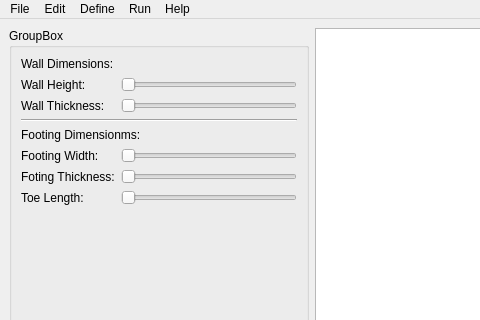
First picture: the form in Main/UI/main_window.ui, repository halledega/Retain, before the edit; both pictures show x 0 to 480 and y 0 to 320 of the 1000 by 800 pixel window.
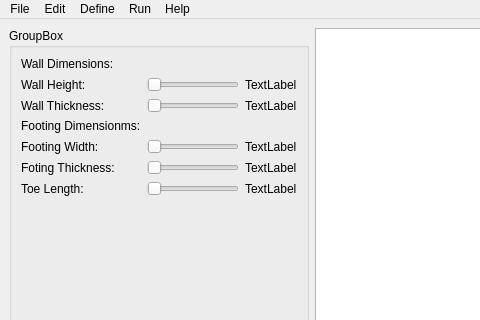
Second picture: the form after the edit.

```diff
--- a/Main/UI/main_window.ui
+++ b/Main/UI/main_window.ui
@@ -18,8 +18,8 @@
   </property>
   <property name="maximumSize">
    <size>
-    <width>1000</width>
-    <height>800</height>
+    <width>99999</width>
+    <height>99999</height>
    </size>
   </property>
   <property name="windowTitle">
@@ -44,35 +44,7 @@
       <property name="title">
        <string>GroupBox</string>
       </property>
-      <layout class="QFormLayout" name="formLayout">
-       <item row="1" column="1">
-        <widget class="QSlider" name="hs_wall_height">
-         <property name="orientation">
-          <enum>Qt::Orientation::Horizontal</enum>
-         </property>
-        </widget>
-       </item>
-       <item row="1" column="0">
-        <widget class="QLabel" name="label">
-         <property name="text">
-          <string>Wall Height:</string>
-         </property>
-        </widget>
-       </item>
-       <item row="2" column="0">
-        <widget class="QLabel" name="label_2">
-         <property name="text">
-          <string>Wall Thickness:</string>
-         </property>
-        </widget>
-       </item>
-       <item row="2" column="1">
-        <widget class="QSlider" name="hs_wall_thickness">
-         <property name="orientation">
-          <enum>Qt::Orientation::Horizontal</enum>
-         </property>
-        </widget>
-       </item>
+      <layout class="QGridLayout" name="gridLayout">
        <item row="5" column="0">
         <widget class="QLabel" name="label_3">
          <property name="text">
@@ -80,24 +52,10 @@
          </property>
         </widget>
        </item>
-       <item row="5" column="1">
-        <widget class="QSlider" name="hs_footing_width">
-         <property name="orientation">
-          <enum>Qt::Orientation::Horizontal</enum>
-         </property>
-        </widget>
-       </item>
-       <item row="6" column="0">
-        <widget class="QLabel" name="label_4">
+       <item row="0" column="0">
+        <widget class="QLabel" name="label_6">
          <property name="text">
-          <string>Foting Thickness:</string>
-         </property>
-        </widget>
-       </item>
-       <item row="6" column="1">
-        <widget class="QSlider" name="hs_footing_thickness">
-         <property name="orientation">
-          <enum>Qt::Orientation::Horizontal</enum>
+          <string>Wall Dimensions:</string>
          </property>
         </widget>
        </item>
@@ -108,34 +66,159 @@
          </property>
         </widget>
        </item>
-       <item row="7" column="1">
-        <widget class="QSlider" name="hs_toe_length">
-         <property name="orientation">
-          <enum>Qt::Orientation::Horizontal</enum>
+       <item row="2" column="0">
+        <widget class="QLabel" name="label_2">
+         <property name="text">
+          <string>Wall Thickness:</string>
          </property>
         </widget>
        </item>
-       <item row="3" column="0" colspan="2">
-        <widget class="Line" name="line">
-         <property name="orientation">
-          <enum>Qt::Orientation::Horizontal</enum>
-         </property>
-        </widget>
-       </item>
-       <item row="0" column="0" colspan="2">
-        <widget class="QLabel" name="label_6">
+       <item row="1" column="0">
+        <widget class="QLabel" name="label">
          <property name="text">
-          <string>Wall Dimensions:</string>
+          <string>Wall Height:</string>
          </property>
         </widget>
        </item>
-       <item row="4" column="0" colspan="2">
+       <item row="3" column="0">
         <widget class="QLabel" name="label_7">
          <property name="text">
           <string>Footing Dimensionms:</string>
          </property>
         </widget>
        </item>
+       <item row="6" column="0">
+        <widget class="QLabel" name="label_4">
+         <property name="text">
+          <string>Foting Thickness:</string>
+         </property>
+        </widget>
+       </item>
+       <item row="8" column="0" colspan="3">
+        <spacer name="verticalSpacer">
+         <property name="orientation">
+          <enum>Qt::Orientation::Vertical</enum>
+         </property>
+         <property name="sizeHint" stdset="0">
+          <size>
+           <width>20</width>
+           <height>40</height>
+          </size>
+         </property>
+        </spacer>
+       </item>
+       <item row="7" column="1">
+        <widget class="QSlider" name="hs_toe_length">
+         <property name="maximum">
+          <number>5000</number>
+         </property>
+         <property name="singleStep">
+          <number>150</number>
+         </property>
+         <property name="orientation">
+          <enum>Qt::Orientation::Horizontal</enum>
+         </property>
+        </widget>
+       </item>
+       <item row="7" column="2">
+        <widget class="QLabel" name="tl_toe_length">
+         <property name="text">
+          <string>TextLabel</string>
+         </property>
+        </widget>
+       </item>
+       <item row="6" column="1">
+        <widget class="QSlider" name="hs_footing_thickness">
+         <property name="minimum">
+          <number>250</number>
+         </property>
+         <property name="maximum">
+          <number>1000</number>
+         </property>
+         <property name="singleStep">
+          <number>50</number>
+         </property>
+         <property name="orientation">
+          <enum>Qt::Orientation::Horizontal</enum>
+         </property>
+        </widget>
+       </item>
+       <item row="6" column="2">
+        <widget class="QLabel" name="tl_footing_thickness">
+         <property name="text">
+          <string>TextLabel</string>
+         </property>
+        </widget>
+       </item>
+       <item row="5" column="1">
+        <widget class="QSlider" name="hs_footing_width">
+         <property name="minimum">
+          <number>600</number>
+         </property>
+         <property name="maximum">
+          <number>5000</number>
+         </property>
+         <property name="singleStep">
+          <number>150</number>
+         </property>
+         <property name="orientation">
+          <enum>Qt::Orientation::Horizontal</enum>
+         </property>
+        </widget>
+       </item>
+       <item row="5" column="2">
+        <widget class="QLabel" name="tl_footing_width">
+         <property name="text">
+          <string>TextLabel</string>
+         </property>
+        </widget>
+       </item>
+       <item row="2" column="1">
+        <widget class="QSlider" name="hs_wall_thickness">
+         <property name="minimum">
+          <number>150</number>
+         </property>
+         <property name="maximum">
+          <number>450</number>
+         </property>
+         <property name="singleStep">
+          <number>50</number>
+         </property>
+         <property name="orientation">
+          <enum>Qt::Orientation::Horizontal</enum>
+         </property>
+        </widget>
+       </item>
+       <item row="2" column="2">
+        <widget class="QLabel" name="tl_wall_thickness">
+         <property name="text">
+          <string>TextLabel</string>
+         </property>
+        </widget>
+       </item>
+       <item row="1" column="1">
+        <widget class="QSlider" name="hs_wall_height">
+         <property name="minimum">
+          <number>600</number>
+         </property>
+         <property name="maximum">
+          <number>3000</number>
+         </property>
+         <property name="singleStep">
+          <number>150</number>
+         </property>
+         <property name="orientation">
+          <enum>Qt::Orientation::Horizontal</enum>
+         </property>
+        </widget>
+       </item>
+       <item row="1" column="2">
+        <widget class="QLabel" name="tl_wall_height">
+         <property name="text">
+          <string>TextLabel</string>
+         </property>
+        </widget>
+       </item>
       </layout>
      </widget>
     </item>
```
Left out of the diff: 2 changed lines with no effect on the pictures.
